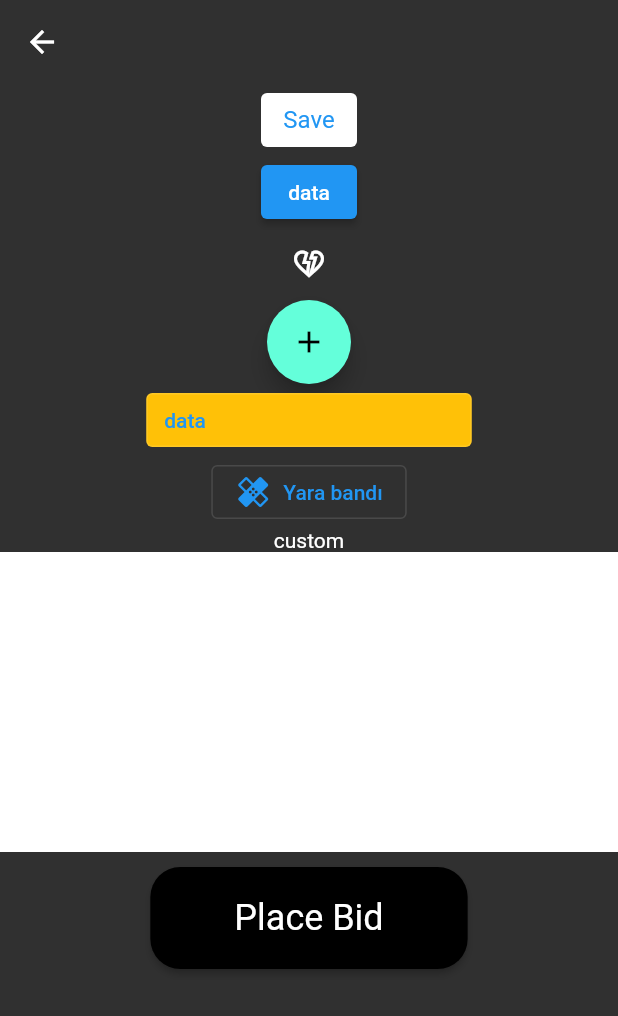
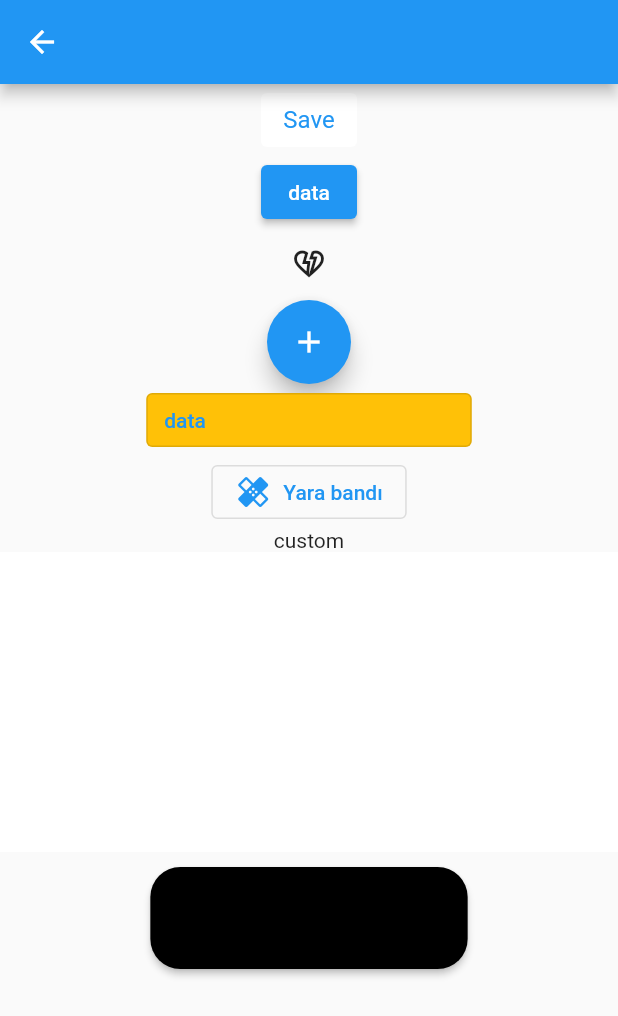
Before and after one commit to fadilbasaran/flutter_all, a Flutter app: the ButtonLearn screen opened directly, on a phone screen of 412 x 824 dp. Shown: the top 1016 px of the screen. Run offline on Flutter 3.47's test engine with Material 2 defaults, Android fonts, the phone set to English and light mode, and no system bars; our stand-ins replace dio, flutter_spinkit.

Commit message:
Theme lerning

```diff
--- /dev/null
+++ b/lib/202/theme/light_theme.dart
@@ -0,0 +1,11 @@
+import 'package:flutter/material.dart';
+
+class LightTheme {
+  ThemeData theme = ThemeData(
+
+
+    floatingActionButtonTheme: FloatingActionButtonThemeData(
+
+    )
+  );
+}
```
Also changed, not shown: lib/main.dart (+25 -23 lines), lib/202/theme_learn_view.dart (added).
